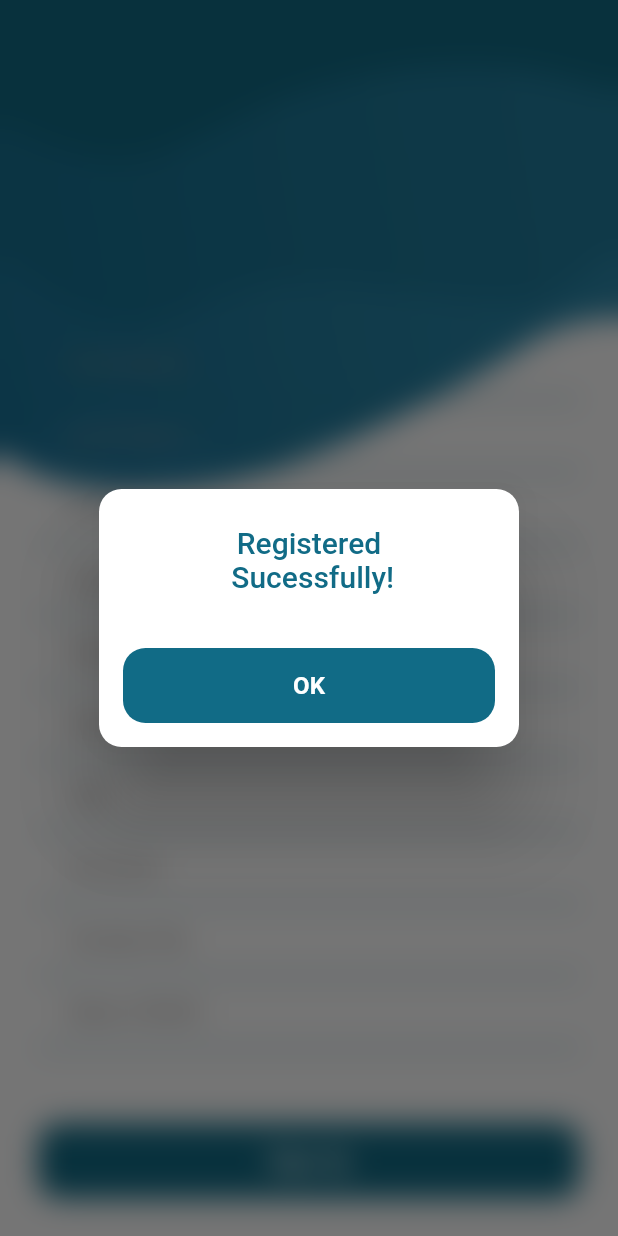
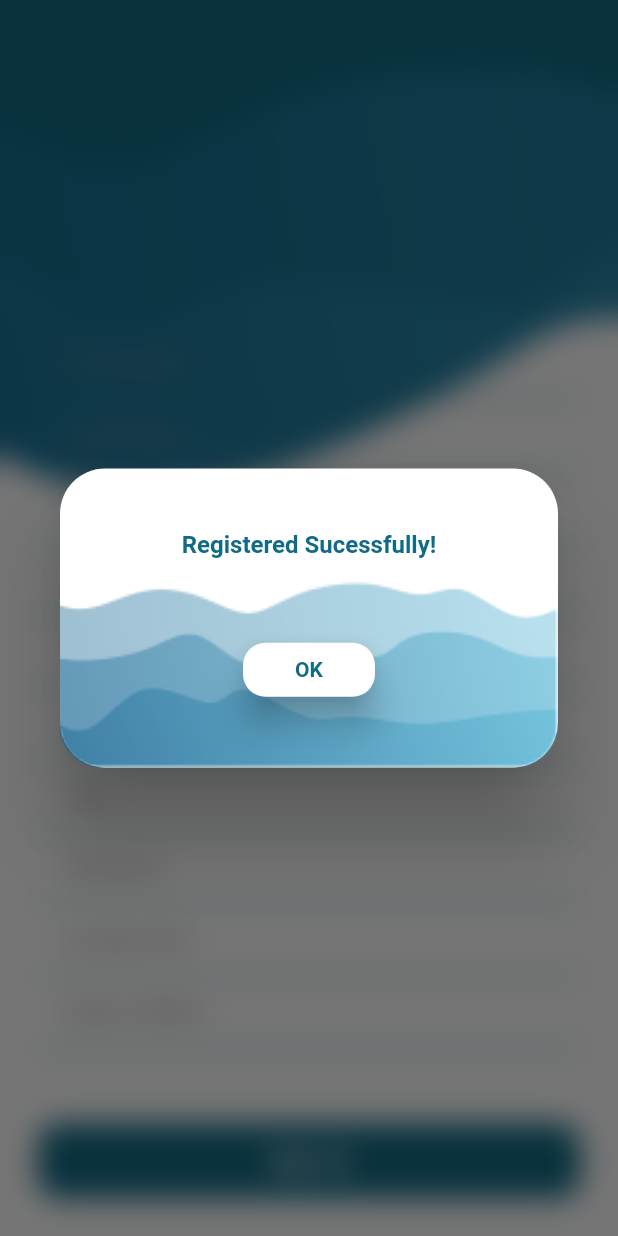
Before and after one commit to reynerbering/ferry_easy_v1_with_router, a Flutter app: the CreateAccount screen opened by its route, scrolled down 189 dp, after a tap on "Sign Up", on a phone screen of 412 x 824 dp. Run offline on Flutter 3.47's test engine with Material 2 defaults, Android fonts, the phone set to English and light mode, and no system bars; our stand-ins replace flutter_native_splash, flutter_svg.

Commit message:
refactored alert and confirm box

```diff
--- a/lib/presentation/screens/create_account.dart
+++ b/lib/presentation/screens/create_account.dart
@@ -2,6 +2,7 @@ import 'package:ferry_easy/src/shared/ui_helpers.dart';
 import 'package:ferry_easy/src/widgets/ferry_easy_alert_box.dart';
 import 'package:ferry_easy/src/widgets/ferry_easy_background_image.dart';
 import 'package:ferry_easy/src/widgets/ferry_easy_button.dart';
+import 'package:ferry_easy/src/widgets/ferry_easy_confirmation_box.dart';
 import 'package:ferry_easy/src/widgets/ferry_easy_input_field.dart';
 import 'package:ferry_easy/src/widgets/ferry_easy_text.dart';
 
@@ -71,10 +72,17 @@ class CreateAccount extends StatelessWidget {
                       context: context,
                       builder: (BuildContext context) {
                         return FEAlertBox(
-                          message: 'Registered \n Sucessfully!',
+                          message: 'Registered Sucessfully!',
                           onTap: () =>
                               Navigator.popAndPushNamed(context, '/Dashboard'),
                         );
+
+                        // ! Sample confirmation box call
+                        // return FEConfirmationBox(
+                        //     message: 'Register?',
+                        //     noTap: Navigator.of(context).pop,
+                        //     yesTap: () => Navigator.popAndPushNamed(
+                        //         context, '/Dashboard'));
                       },
                     ),
                   ),
--- a/lib/src/shared/styles.dart
+++ b/lib/src/shared/styles.dart
@@ -21,7 +21,7 @@ const TextStyle dashTextTitle = TextStyle(
   fontWeight: FontWeight.w600,
 );
 const TextStyle dashFerryName = TextStyle(
-  fontSize: 20,
+  fontSize: 16,
   fontWeight: FontWeight.w700,
   color: kcPrimaryColor,
 );
--- a/lib/src/widgets/ferry_easy_alert_box.dart
+++ b/lib/src/widgets/ferry_easy_alert_box.dart
@@ -1,49 +1,69 @@
 import 'package:ferry_easy/src/shared/app_colors.dart';
+import 'package:ferry_easy/src/shared/ui_helpers.dart';
 import 'package:ferry_easy/src/widgets/ferry_easy_button.dart';
 import 'dart:ui';
 
 class FEAlertBox extends StatelessWidget {
   final String message;
-  final String content;
   final void Function()? onTap;
 
   const FEAlertBox({
     super.key,
     required this.message,
-    this.content = '',
     this.onTap,
   });
-
-  // ! Need refactoring
 
   @override
   Widget build(BuildContext context) {
     return BackdropFilter(
       filter: ImageFilter.blur(sigmaX: 10, sigmaY: 10),
-      child: AlertDialog(
+      child: Dialog(
         shape: RoundedRectangleBorder(
-          borderRadius: BorderRadius.circular(15),
+          borderRadius: BorderRadius.circular(30),
         ),
-        title: Text(
-          message,
-          textAlign: TextAlign.center,
-          style: const TextStyle(
-            color: kcPrimaryColor,
+        child: AspectRatio(
+          aspectRatio: 5 / 3,
+          child: Container(
+            decoration: const BoxDecoration(
+              image: DecorationImage(
+                alignment: Alignment.bottomCenter,
+                image: AssetImage("assets/images/dialog-wave.png"),
+                fit: BoxFit.fitWidth,
+              ),
+            ),
+            child: Column(
+              mainAxisAlignment: MainAxisAlignment.center,
+              crossAxisAlignment: CrossAxisAlignment.center,
+              children: [
+                Text(
+                  message,
+                  style: const TextStyle(
+                    color: kcPrimaryColor,
+                    fontWeight: FontWeight.w700,
+                    fontSize: 16.0,
+                  ),
+                  textAlign: TextAlign.center,
+                ),
+                verticalSpaceLarge,
+                RawMaterialButton(
+                  fillColor: Colors.white,
+                  elevation: 10,
+                  onPressed: onTap,
+                  shape: RoundedRectangleBorder(
+                    borderRadius: BorderRadius.circular(15),
+                  ),
+                  child: const Text(
+                    'OK',
+                    style: TextStyle(
+                      fontWeight: FontWeight.w700,
+                      color: kcPrimaryColor,
+                    ),
+                  ),
+                )
+              ],
+            ),
           ),
         ),
-        // content: Text(
-        //   content,
-        //   textAlign: TextAlign.center,
-        //   style: const TextStyle(
-        //     color: kcPrimaryColor,
-        //   ),
-        // ),
-        actions: [
-          TextButton(
-            onPressed: onTap,
-            child: const FEButton(title: 'OK'),
-          ),
-        ],
       ),
     );
   }
```
Also changed, not shown: lib/src/widgets/ferry_easy_confirmation_box.dart (added, +93 -0 lines), assets/images/dialog-wave.png (added).
